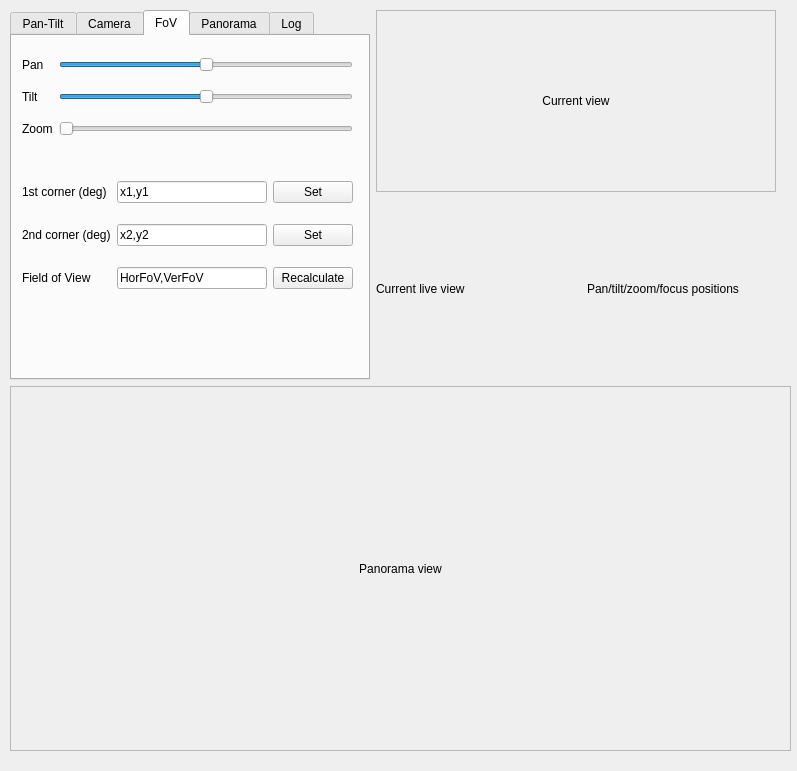
Before: the Qt Designer form controller2.ui in borevitzlab/Gigavision, drawn with Qt 5.
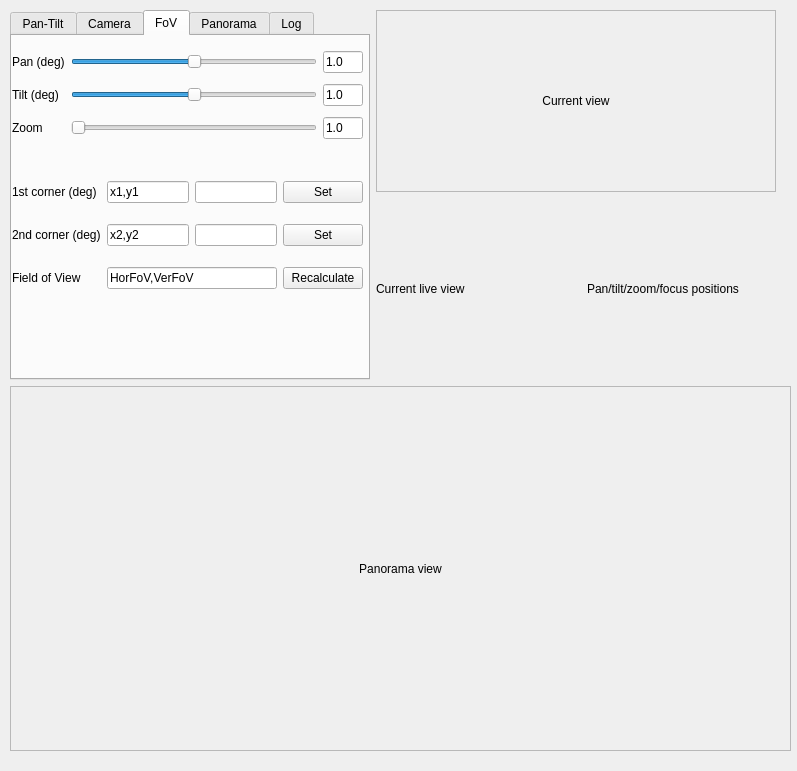
After: the same form once the commit is applied. The open tabs and pages were chosen to show the change.

Commit message: Add field of view manual estimation.

The edit to the form file:
```diff
--- a/controller2.ui
+++ b/controller2.ui
@@ -337,9 +337,9 @@
           <widget class="QWidget" name="gridLayoutWidget_2">
            <property name="geometry">
             <rect>
-             <x>10</x>
+             <x>0</x>
              <y>130</y>
-             <width>331</width>
+             <width>351</width>
              <height>141</height>
             </rect>
            </property>
@@ -403,13 +403,6 @@
               </property>
              </widget>
             </item>
-            <item row="1" column="1">
-             <widget class="QLineEdit" name="lineEditViewSecondCorner">
-              <property name="text">
-               <string>x2,y2</string>
-              </property>
-             </widget>
-            </item>
             <item row="2" column="2">
              <widget class="QPushButton" name="pushButtonCalculateFoV">
               <property name="text">
@@ -425,20 +418,45 @@
              </widget>
             </item>
             <item row="0" column="1">
-             <widget class="QLineEdit" name="lineEditViewFirstCorner">
-              <property name="text">
-               <string>x1,y1</string>
-              </property>
-             </widget>
+             <layout class="QHBoxLayout" name="horizontalLayout_11">
+              <item>
+               <widget class="QLineEdit" name="lineEditViewFirstCorner">
+                <property name="text">
+                 <string>x1,y1</string>
+                </property>
+               </widget>
+              </item>
+              <item>
+               <widget class="QLineEdit" name="lineEditViewFirstCornerPixels"/>
+              </item>
+             </layout>
+            </item>
+            <item row="1" column="1">
+             <layout class="QHBoxLayout" name="horizontalLayout_14">
+              <item>
+               <widget class="QLineEdit" name="lineEditViewSecondCorner">
+                <property name="text">
+                 <string>x2,y2</string>
+                </property>
+               </widget>
+              </item>
+              <item>
+               <widget class="QLineEdit" name="lineEditViewSecondCornerPixels">
+                <property name="statusTip">
+                 <string/>
+                </property>
+               </widget>
+              </item>
+             </layout>
             </item>
            </layout>
           </widget>
           <widget class="QWidget" name="gridLayoutWidget_3">
            <property name="geometry">
             <rect>
-             <x>10</x>
+             <x>0</x>
              <y>10</y>
-             <width>331</width>
+             <width>351</width>
              <height>101</height>
             </rect>
            </property>
@@ -446,14 +464,14 @@
             <item row="1" column="0">
              <widget class="QLabel" name="label_26">
               <property name="text">
-               <string>Tilt</string>
+               <string>Tilt (deg)</string>
               </property>
              </widget>
             </item>
             <item row="0" column="0">
              <widget class="QLabel" name="label_25">
               <property name="text">
-               <string>Pan</string>
+               <string>Pan (deg)</string>
               </property>
              </widget>
             </item>
@@ -497,6 +515,45 @@
               </property>
              </widget>
             </item>
+            <item row="0" column="2">
+             <widget class="QLineEdit" name="lineEditPanStep">
+              <property name="maximumSize">
+               <size>
+                <width>40</width>
+                <height>16777215</height>
+               </size>
+              </property>
+              <property name="text">
+               <string>1.0</string>
+              </property>
+             </widget>
+            </item>
+            <item row="1" column="2">
+             <widget class="QLineEdit" name="lineEditTiltStep">
+              <property name="maximumSize">
+               <size>
+                <width>40</width>
+                <height>16777215</height>
+               </size>
+              </property>
+              <property name="text">
+               <string>1.0</string>
+              </property>
+             </widget>
+            </item>
+            <item row="2" column="2">
+             <widget class="QLineEdit" name="lineEditZoomStep">
+              <property name="maximumSize">
+               <size>
+                <width>40</width>
+                <height>16777215</height>
+               </size>
+              </property>
+              <property name="text">
+               <string>1.0</string>
+              </property>
+             </widget>
+            </item>
            </layout>
           </widget>
          </widget>
```
Left out of the diff: 2 changed lines with no effect on the pictures. The commit also changes 2 other files.
